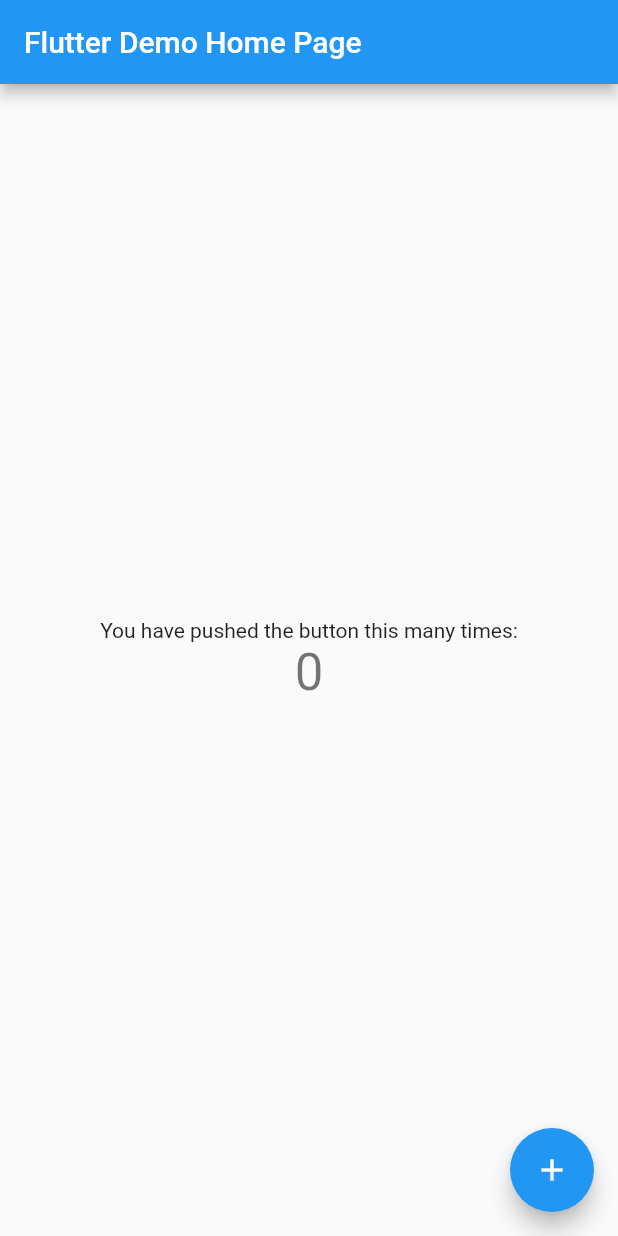
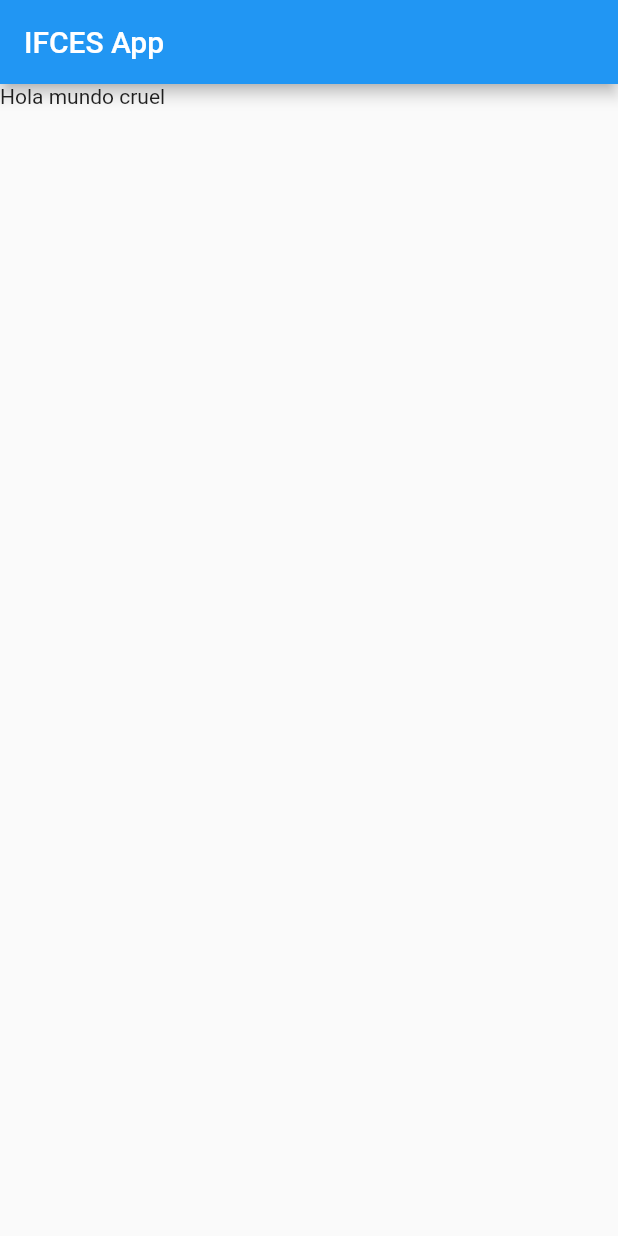
Before and after one commit to sdtorresl/icfesapp, a Flutter app: the screen it shows after launch, on a phone screen of 412 x 824 dp. Run offline on Flutter 3.47's test engine with Material 2 defaults, Android fonts, the phone set to English and light mode, and no system bars.

Commit message:
Home page refactoring

```diff
--- a/lib/main.dart
+++ b/lib/main.dart
@@ -1,15 +1,16 @@
 import 'package:flutter/material.dart';
+import 'package:icfesapp/pages/home.dart';
 
 void main() {
-  runApp(MyApp());
+  runApp(IcfesApp());
 }
 
-class MyApp extends StatelessWidget {
+class IcfesApp extends StatelessWidget {
   // This widget is the root of your application.
   @override
   Widget build(BuildContext context) {
     return MaterialApp(
-      title: 'Flutter Demo',
+      title: 'ICFES App',
       theme: ThemeData(
         // This is the theme of your application.
         //
@@ -26,92 +27,7 @@ class MyApp extends StatelessWidget {
         // closer together (more dense) than on mobile platforms.
         visualDensity: VisualDensity.adaptivePlatformDensity,
       ),
-      home: MyHomePage(title: 'Flutter Demo Home Page'),
+      home: HomePage(),
     );
   }
 }
-
-class MyHomePage extends StatefulWidget {
-  MyHomePage({Key key, this.title}) : super(key: key);
-
-  // This widget is the home page of your application. It is stateful, meaning
-  // that it has a State object (defined below) that contains fields that affect
-  // how it looks.
-
-  // This class is the configuration for the state. It holds the values (in this
-  // case the title) provided by the parent (in this case the App widget) and
-  // used by the build method of the State. Fields in a Widget subclass are
-  // always marked "final".
-
-  final String title;
-
-  @override
-  _MyHomePageState createState() => _MyHomePageState();
-}
-
-class _MyHomePageState extends State<MyHomePage> {
-  int _counter = 0;
-
-  void _incrementCounter() {
-    setState(() {
-      // This call to setState tells the Flutter framework that something has
-      // changed in this State, which causes it to rerun the build method below
-      // so that the display can reflect the updated values. If we changed
-      // _counter without calling setState(), then the build method would not be
-      // called again, and so nothing would appear to happen.
-      _counter++;
-    });
-  }
-
-  @override
-  Widget build(BuildContext context) {
-    // This method is rerun every time setState is called, for instance as done
-    // by the _incrementCounter method above.
-    //
-    // The Flutter framework has been optimized to make rerunning build methods
-    // fast, so that you can just rebuild anything that needs updating rather
-    // than having to individually change instances of widgets.
-    return Scaffold(
-      appBar: AppBar(
-        // Here we take the value from the MyHomePage object that was created by
-        // the App.build method, and use it to set our appbar title.
-        title: Text(widget.title),
-      ),
-      body: Center(
-        // Center is a layout widget. It takes a single child and positions it
-        // in the middle of the parent.
-        child: Column(
-          // Column is also a layout widget. It takes a list of children and
-          // arranges them vertically. By default, it sizes itself to fit its
-          // children horizontally, and tries to be as tall as its parent.
-          //
-          // Invoke "debug painting" (press "p" in the console, choose the
-          // "Toggle Debug Paint" action from the Flutter Inspector in Android
-          // Studio, or the "Toggle Debug Paint" command in Visual Studio Code)
-          // to see the wireframe for each widget.
-          //
-          // Column has various properties to control how it sizes itself and
-          // how it positions its children. Here we use mainAxisAlignment to
-          // center the children vertically; the main axis here is the vertical
-          // axis because Columns are vertical (the cross axis would be
-          // horizontal).
-          mainAxisAlignment: MainAxisAlignment.center,
-          children: <Widget>[
-            Text(
-              'You have pushed the button this many times:',
-            ),
-            Text(
-              '$_counter',
-              style: Theme.of(context).textTheme.headline4,
-            ),
-          ],
-        ),
-      ),
-      floatingActionButton: FloatingActionButton(
-        onPressed: _incrementCounter,
-        tooltip: 'Increment',
-        child: Icon(Icons.add),
-      ), // This trailing comma makes auto-formatting nicer for build methods.
-    );
-  }
-}
--- /dev/null
+++ b/lib/pages/home.dart
@@ -0,0 +1,17 @@
+import 'package:flutter/material.dart';
+
+class HomePage extends StatelessWidget {
+  const HomePage({Key key}) : super(key: key);
+
+  @override
+  Widget build(BuildContext context) {
+    return Scaffold(
+      appBar: AppBar(
+        title: Text("IFCES App"),
+      ),
+      body: Container(
+        child: Text("Hola mundo cruel"),
+      ),
+    );
+  }
+}
```
Also changed, not shown: 1 other file.
